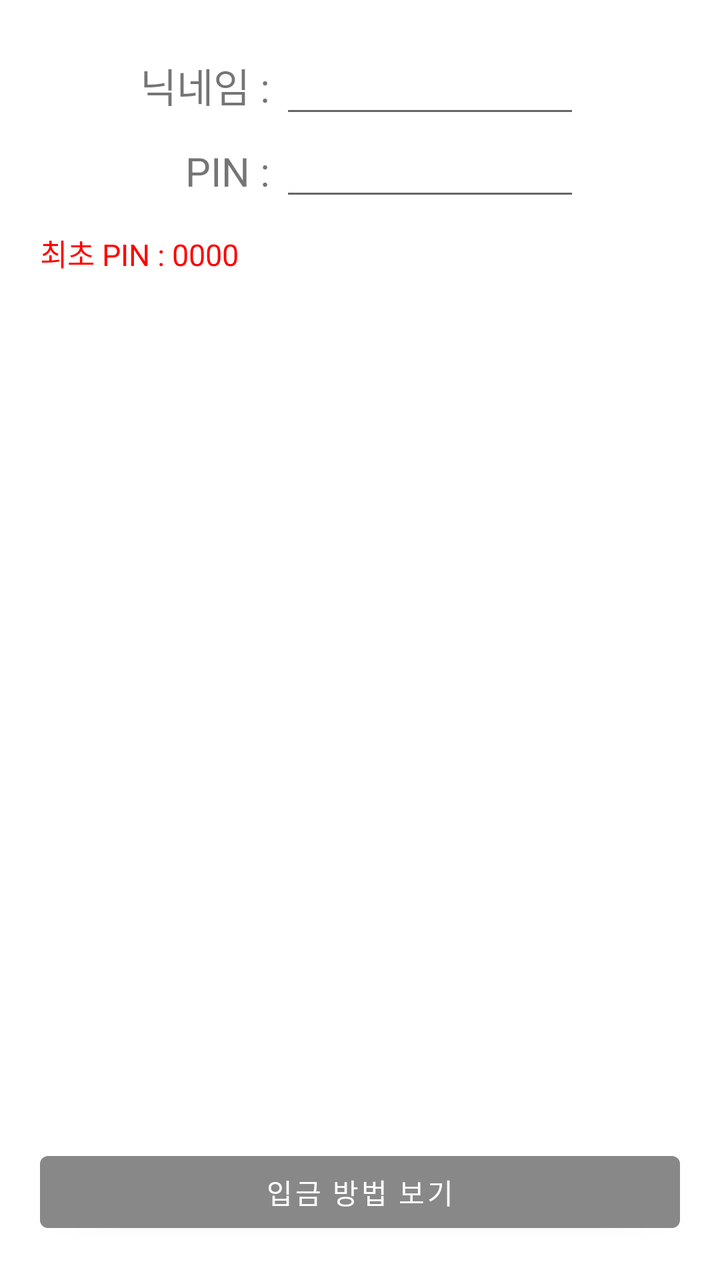
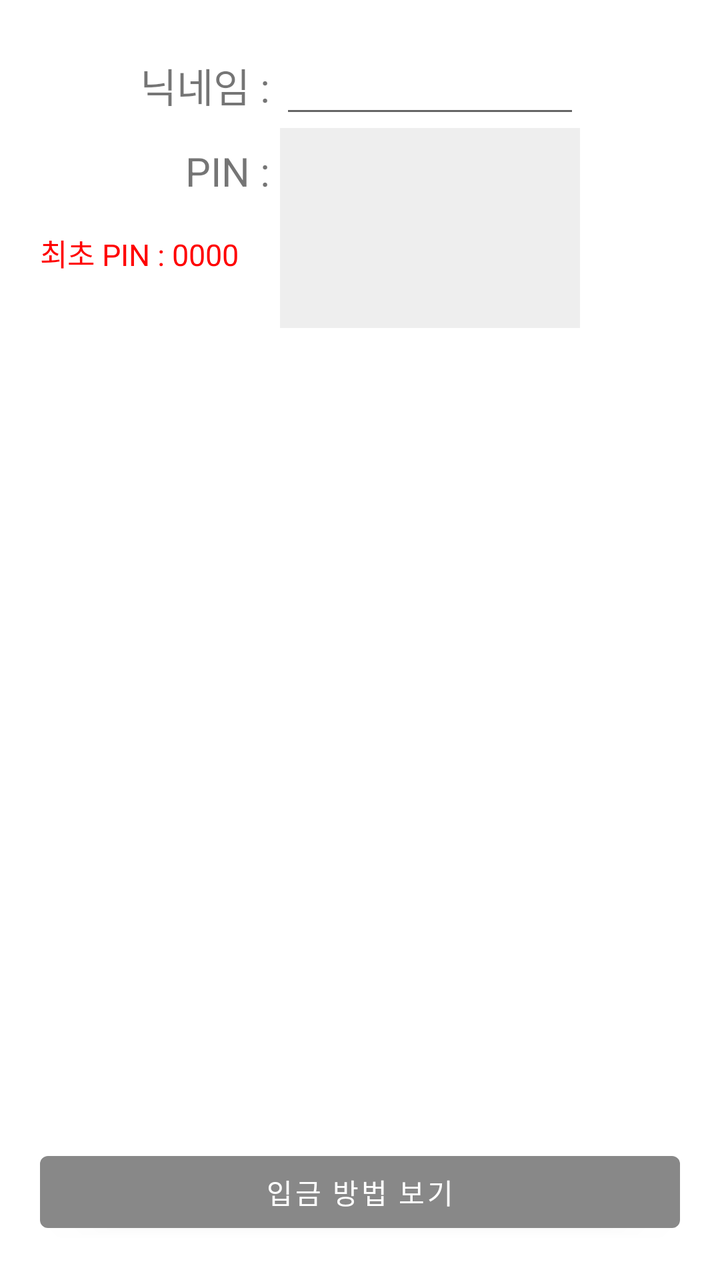

Screens rendered from an Android XML layout before and after an edit, with the pre-edit source and the edit as a unified diff.
<!-- AndroidManifest.xml: application theme AppTheme -->
<!-- res/layout/activity_login.xml -->
<?xml version="1.0" encoding="utf-8"?>
<androidx.constraintlayout.widget.ConstraintLayout xmlns:android="http://schemas.android.com/apk/res/android"
   xmlns:app="http://schemas.android.com/apk/res-auto"
   xmlns:tools="http://schemas.android.com/tools"
   android:layout_width="match_parent"
   android:layout_height="match_parent"
    android:padding="20dp"
   android:keepScreenOn="true"
   tools:context=".ui.view.activity.LoginActivity">
    <LinearLayout
        android:id="@+id/llName"
        android:layout_width="wrap_content"
        android:layout_height="wrap_content"
        android:orientation="horizontal"
        app:layout_constraintTop_toTopOf="parent"
        app:layout_constraintStart_toStartOf="parent"
        app:layout_constraintEnd_toEndOf="parent">
        <TextView
            android:layout_width="wrap_content"
            android:layout_height="wrap_content"
            android:textSize="20sp"
            android:text="닉네임 : "
            />
        <EditText
            android:id="@+id/etNickname"
            android:layout_width="150dp"
           android:inputType="text"
            android:lines="1"
            android:textSize="20sp"
           android:imeOptions="actionNext"
           android:nextFocusForward="@id/etPin"
            android:layout_height="wrap_content"/>
    </LinearLayout>
    <LinearLayout
        android:id="@+id/llPassword"
        android:layout_width="wrap_content"
        android:layout_height="wrap_content"
        android:orientation="horizontal"
        app:layout_constraintTop_toBottomOf="@id/llName"
        app:layout_constraintEnd_toEndOf="@id/llName">
        <TextView
            android:layout_width="wrap_content"
            android:layout_height="wrap_content"
            android:textSize="20sp"
            android:text="PIN : "
            />

        <EditText
           android:id="@+id/etPin"
           android:layout_width="150dp"
           android:layout_height="wrap_content"
           android:inputType="numberPassword"
           android:lines="1"
           android:maxLength="4"
           android:imeOptions="actionDone"
           android:minWidth="150dp" />
    </LinearLayout>
    <TextView
        android:id="@+id/tv1"
        android:layout_width="match_parent"
        android:layout_height="wrap_content"
        android:background="@color/white"
        android:layout_marginTop="10dp"
        android:visibility="visible"
        android:textSize="15sp"
        android:text="최초 PIN : 0000"
        android:textColor="@color/red"
        app:layout_constraintTop_toBottomOf="@id/llPassword"
        app:layout_constraintEnd_toEndOf="@id/llName"/>
    <TextView
        android:id="@+id/tv2"
        android:layout_width="match_parent"
        android:layout_height="wrap_content"
        android:background="@color/white"
        android:layout_marginTop="50dp"
        android:visibility="visible"
        android:textColor="@color/black"
        android:text = "반드시 위 목록과 일치하는 ※닉네임※ 으로"
        app:layout_constraintTop_toBottomOf="@id/llPassword"
        app:layout_constraintEnd_toEndOf="@id/llName"/>
    <TextView
        android:id="@+id/tvBankAccount"
        android:layout_width="match_parent"
        android:layout_height="wrap_content"
        android:background="@color/white"
        android:visibility="visible"
        android:textSize="22sp"
        android:textColor="@color/black"
        android:text = "카카오뱅크 3333-15-7121421 곽홍석"
        app:layout_constraintTop_toBottomOf="@id/tv2"
        app:layout_constraintEnd_toEndOf="@id/llName"/>
    <TextView
        android:id="@+id/tv3"
        android:layout_width="match_parent"
        android:layout_height="wrap_content"
        android:background="@color/white"
        android:visibility="visible"
        android:text = "으로 입금해주세요"
        app:layout_constraintTop_toBottomOf="@id/tvBankAccount"
        app:layout_constraintEnd_toEndOf="@id/llName"/>
    <TextView
        android:id="@+id/tv4"
        android:layout_width="match_parent"
        android:layout_height="wrap_content"
        android:background="@color/white"
        android:visibility="visible"
        android:layout_marginTop="10dp"
        android:text = "아래 카카오페이도 됩니다(※카카오톡으로 보내시면 안됩니다.)"
        app:layout_constraintTop_toBottomOf="@id/tv3"
        app:layout_constraintEnd_toEndOf="@id/llName"/>
    <ImageView
        android:layout_width="match_parent"
        android:layout_height="0dp"
        android:scaleType="fitCenter"
        android:src="@drawable/qr"
        app:layout_constraintTop_toBottomOf="@+id/tv4"
        app:layout_constraintStart_toStartOf="parent"
        app:layout_constraintEnd_toEndOf="parent"
        app:layout_constraintBottom_toTopOf="@id/btnChange"

        />
    <androidx.recyclerview.widget.RecyclerView
        android:id="@+id/rvHistory"
        android:background="@color/white"
        android:layout_width="match_parent"
        android:padding="5dp"
        android:layout_height="0dp"
        android:focusable="true"
        app:layout_constraintTop_toBottomOf="@id/tv1"
        app:layout_constraintBottom_toTopOf="@id/btnChange"
        />
    <Button
        android:id="@+id/btnChange"
        android:layout_width="match_parent"
        android:layout_height="wrap_content"
        app:layout_constraintBottom_toBottomOf="parent"
        android:text="입금 방법 보기"
        />
    <androidx.recyclerview.widget.RecyclerView
        android:id="@+id/rvNickName"
        android:layout_width="150dp"
        android:layout_height="wrap_content"
        app:layout_constraintTop_toBottomOf="@id/llName"
        app:layout_constraintEnd_toEndOf="@id/llName"
        android:background="@color/gray"
        app:layout_constraintHeight_min="100dp"
        app:layout_constraintHeight_max="400dp"
        android:visibility="gone" />
</androidx.constraintlayout.widget.ConstraintLayout>
<!-- resources referenced by this layout -->
<resources>
  <color name="black">#FF000000</color>
  <color name="gray">#FFEEEEEE</color>
  <color name="red">#FFFF0000</color>
  <color name="white">#FFFFFFFF</color>
  <!-- drawable qr: png bitmap (drawable, 333085 bytes) -->
  <style name="AppTheme" parent="Theme.MaterialComponents.DayNight.NoActionBar">
          
          <item name="colorPrimary">@color/primary</item>
          <item name="colorPrimaryVariant">@color/primary</item>
          <item name="colorOnPrimary">@color/white</item>
          
          <item name="colorSecondary">@color/secondary</item>
          <item name="colorSecondaryVariant">@color/secondaryVarient</item>
          <item name="colorOnSecondary">@color/black</item>
          
          <item name="android:statusBarColor" tools:targetApi="l">?attr/colorPrimaryVariant</item>
          
          <item name="android:windowNoTitle">true</item>
      </style>
  <color name="primary">#FF888888</color>
  <color name="secondary">#FFF5F5DC</color>
  <color name="secondaryVarient">#FFe0e094</color>
</resources>

<!-- the commit's change to res/layout/activity_login.xml (unified diff, before → after) -->
@@ -73,7 +73,7 @@
         android:layout_height="wrap_content"
         android:background="@color/white"
         android:layout_marginTop="50dp"
-        android:visibility="visible"
+        android:visibility="gone"
         android:textColor="@color/black"
         android:text = "반드시 위 목록과 일치하는 ※닉네임※ 으로"
         app:layout_constraintTop_toBottomOf="@id/llPassword"
@@ -83,7 +83,7 @@
         android:layout_width="match_parent"
         android:layout_height="wrap_content"
         android:background="@color/white"
-        android:visibility="visible"
+        android:visibility="gone"
         android:textSize="22sp"
         android:textColor="@color/black"
         android:text = "카카오뱅크 3333-15-7121421 곽홍석"
@@ -94,7 +94,7 @@
         android:layout_width="match_parent"
         android:layout_height="wrap_content"
         android:background="@color/white"
-        android:visibility="visible"
+        android:visibility="gone"
         android:text = "으로 입금해주세요"
         app:layout_constraintTop_toBottomOf="@id/tvBankAccount"
         app:layout_constraintEnd_toEndOf="@id/llName"/>
@@ -103,16 +103,19 @@
         android:layout_width="match_parent"
         android:layout_height="wrap_content"
         android:background="@color/white"
-        android:visibility="visible"
+        android:visibility="gone"
         android:layout_marginTop="10dp"
         android:text = "아래 카카오페이도 됩니다(※카카오톡으로 보내시면 안됩니다.)"
         app:layout_constraintTop_toBottomOf="@id/tv3"
         app:layout_constraintEnd_toEndOf="@id/llName"/>
     <ImageView
+        android:id="@+id/ivQr"
         android:layout_width="match_parent"
         android:layout_height="0dp"
         android:scaleType="fitCenter"
+        android:adjustViewBounds="true"
         android:src="@drawable/qr"
+        android:visibility="gone"
         app:layout_constraintTop_toBottomOf="@+id/tv4"
         app:layout_constraintStart_toStartOf="parent"
         app:layout_constraintEnd_toEndOf="parent"
@@ -126,6 +129,7 @@
         android:padding="5dp"
         android:layout_height="0dp"
         android:focusable="true"
+        android:visibility="visible"
         app:layout_constraintTop_toBottomOf="@id/tv1"
         app:layout_constraintBottom_toTopOf="@id/btnChange"
         />
@@ -140,10 +144,12 @@
         android:id="@+id/rvNickName"
         android:layout_width="150dp"
         android:layout_height="wrap_content"
+        app:layout_constraintVertical_bias="0"
         app:layout_constraintTop_toBottomOf="@id/llName"
         app:layout_constraintEnd_toEndOf="@id/llName"
+        app:layout_constraintBottom_toTopOf="@id/btnChange"
         android:background="@color/gray"
         app:layout_constraintHeight_min="100dp"
         app:layout_constraintHeight_max="400dp"
-        android:visibility="gone" />
+        android:visibility="visible" />
 </androidx.constraintlayout.widget.ConstraintLayout>
